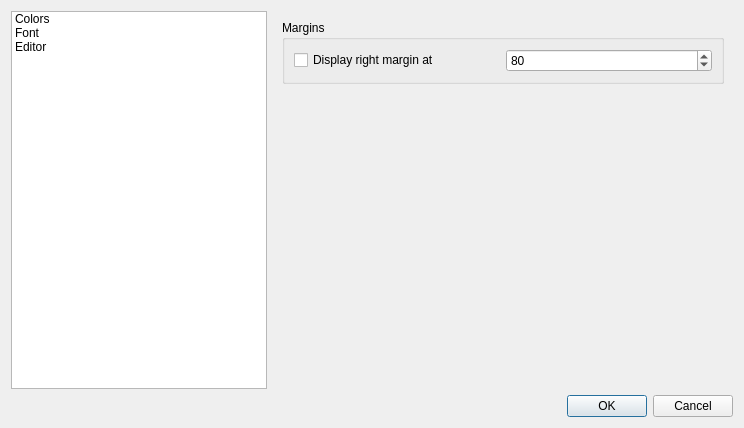
The window that src/editor/settings.ui (igormironchik/markdown-tools) describes before a commit, drawn with Qt 5.
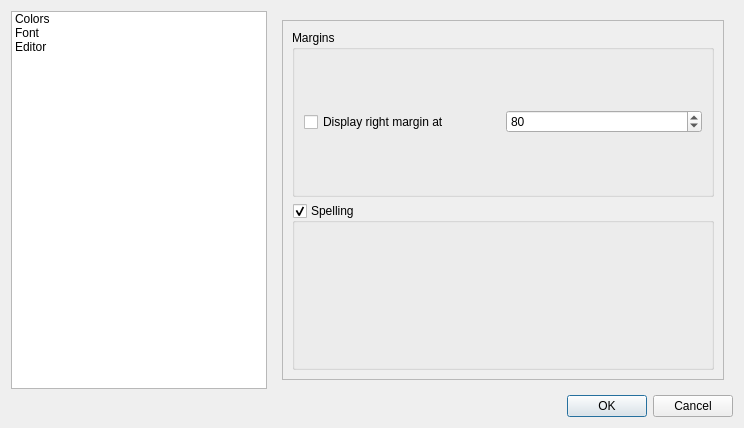
The same window after the commit. The open tabs and pages were chosen to show the change. Icons and pictures are not drawn. Custom widgets are drawn as their Qt base class.

Commit message: Add Sonnet config widget.

The edit to the form file:
```diff
--- a/src/editor/settings.ui
+++ b/src/editor/settings.ui
@@ -13,7 +13,7 @@
   <property name="windowTitle">
    <string>Dialog</string>
   </property>
-  <layout class="QVBoxLayout" name="verticalLayout">
+  <layout class="QVBoxLayout" name="verticalLayout_4">
    <item>
     <layout class="QHBoxLayout" name="horizontalLayout">
      <item>
@@ -67,6 +67,21 @@
        <widget class="MdEditor::ColorsPage" name="m_colorsPage"/>
        <widget class="MdEditor::FontPage" name="m_fontPage"/>
        <widget class="QWidget" name="m_editorPage">
+        <layout class="QVBoxLayout" name="verticalLayout_3">
+         <item>
+          <widget class="QScrollArea" name="scrollArea">
+           <property name="widgetResizable">
+            <bool>true</bool>
+           </property>
+           <widget class="QWidget" name="scrollAreaWidgetContents">
+            <property name="geometry">
+             <rect>
+              <x>0</x>
+              <y>0</y>
+              <width>456</width>
+              <height>362</height>
+             </rect>
+            </property>
         <layout class="QVBoxLayout" name="verticalLayout_2">
          <item>
           <widget class="QGroupBox" name="m_marginsGroup">
@@ -98,17 +113,23 @@
           </widget>
          </item>
          <item>
-          <spacer name="verticalSpacer">
-           <property name="orientation">
-            <enum>Qt::Orientation::Vertical</enum>
-           </property>
-           <property name="sizeHint" stdset="0">
-            <size>
-             <width>20</width>
-             <height>279</height>
-            </size>
-           </property>
-          </spacer>
+              <widget class="QGroupBox" name="m_spellingGroup">
+               <property name="title">
+                <string>Spelling</string>
+               </property>
+               <property name="checkable">
+                <bool>true</bool>
+               </property>
+               <layout class="QVBoxLayout" name="verticalLayout">
+                <item>
+                 <widget class="MdEditor::SonnetConfig" name="m_spellingConfig" native="true"/>
+                </item>
+               </layout>
+              </widget>
+             </item>
+            </layout>
+           </widget>
+          </widget>
          </item>
         </layout>
        </widget>
@@ -141,6 +162,12 @@
    <header>font.hpp</header>
    <container>1</container>
   </customwidget>
+  <customwidget>
+   <class>MdEditor::SonnetConfig</class>
+   <extends>QWidget</extends>
+   <header location="global">sonnetconfig.hpp</header>
+   <container>1</container>
+  </customwidget>
  </customwidgets>
  <resources>
   <include location="resources.qrc"/>
```
Left out of the diff: 2 changed lines with no effect on the pictures. Lines whose indentation alone changed are shown as unchanged. The commit also changes 6 other files.
